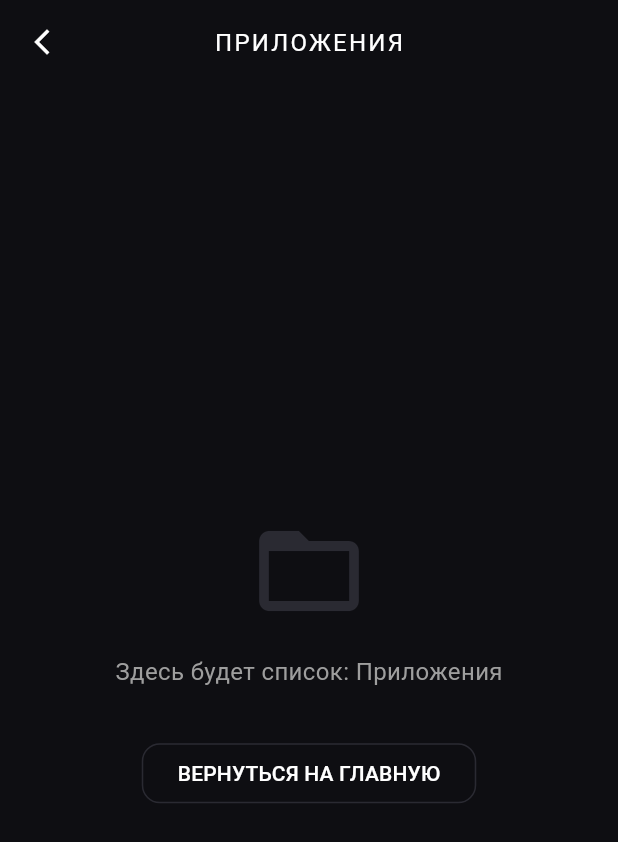
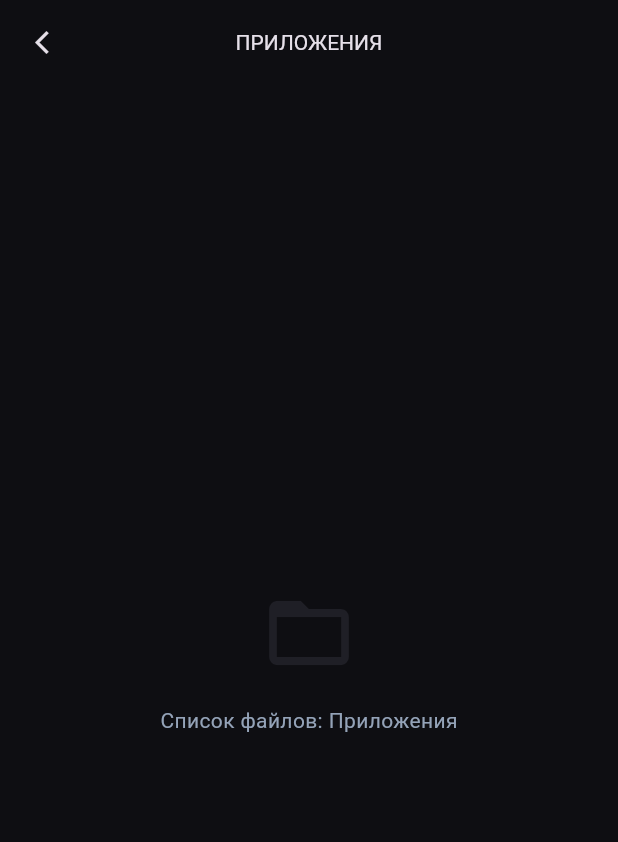
Before and after one commit to AlexBSCM/mem_view, a Flutter app: the screen it shows after launch, after a tap on "ОЧИСТИТЬ", after a tap on "Приложения", on a phone screen of 412 x 824 dp. Shown: the top 842 px of the screen. Run offline on Flutter 3.47's test engine with Material 3 defaults, Android fonts, the phone set to English and light mode, and no system bars.

Commit message:
Добавили интерактив.

```diff
--- /dev/null
+++ b/lib/core/theme/app_colors.dart
@@ -0,0 +1,11 @@
+import 'package:flutter/material.dart';
+
+class AppColors {
+  static const Color background = Color(0xFF0E0E12);
+  static const Color accent = Color(0xFFA78BFA);
+  static const Color video = Color(0xFFF472B6);
+  static const Color photo = Color(0xFF60A5FA);
+  static const Color other = Color(0xFFFBBF24);
+  static const Color card = Color(0xFF1F1F26);
+  static const Color border = Color(0xFF2A2A32);
+}
--- a/lib/main.dart
+++ b/lib/main.dart
@@ -1,11 +1,44 @@
 import 'package:flutter/material.dart';
 
+// --- КОНСТАНТЫ ЦВЕТОВ (Архитектурный этап 1) ---
+class AppColors {
+  static const Color background = Color(0xFF0E0E12);
+  static const Color card = Color(0xFF1F1F26);
+  static const Color accent = Color(0xFFA78BFA); // Фиолетовый
+  static const Color video = Color(0xFFF472B6); // Розовый
+  static const Color photo = Color(0xFF60A5FA); // Голубой
+  static const Color apps = Color(0xFFA78BFA); // Фиолетовый
+  static const Color audio = Color(0xFF34D399); // Зеленый
+  static const Color docs = Color(0xFFFBBF24); // Желтый
+  static const Color other = Color(0xFF94A3B8); // Серый
+  static const Color textPrimary = Colors.white;
+  static const Color textSecondary = Color(0xFF94A3B8);
+  static const Color border = Color(0xFF2A2A32);
+}
+
 void main() {
-  runApp(
-    const MaterialApp(home: StorageScreen(), debugShowCheckedModeBanner: false),
+  runApp(const MemoryViewApp());
+}
+
+class MemoryViewApp extends StatelessWidget {
+  const MemoryViewApp({super.key});
+
+  @override
+  Widget build(BuildContext context) {
+    return MaterialApp(
+      title: 'Memory View',
+      debugShowCheckedModeBanner: false,
+      theme: ThemeData(
+        brightness: Brightness.dark,
+        scaffoldBackgroundColor: AppColors.background,
+        fontFamily: 'sans-serif',
+      ),
+      home: const StorageScreen(),
     );
   }
+}
 
+// --- ГЛАВНЫЙ ЭКРАН (Архитектурный этап 3) ---
 class StorageScreen extends StatefulWidget {
   const StorageScreen({super.key});
 
@@ -14,19 +47,26 @@ class StorageScreen extends StatefulWidget {
 }
 
 class _StorageScreenState extends State<StorageScreen> {
-  double usedGB = 178.4;
+  // Данные (в будущем будут приходить из StorageRepository)
+  double usedGB = 168.4;
   final double totalGB = 256.0;
 
   @override
   Widget build(BuildContext context) {
+    final double freeGB = totalGB - usedGB;
+    final double freeProgress = freeGB / totalGB;
+
     return Scaffold(
-      backgroundColor: const Color(0xFF0E0E12),
       appBar: AppBar(
         backgroundColor: Colors.transparent,
         elevation: 0,
         title: const Text(
           'ХРАНИЛИЩЕ',
-          style: TextStyle(fontSize: 16, letterSpacing: 2, color: Colors.white),
+          style: TextStyle(
+            fontSize: 14,
+            fontWeight: FontWeight.bold,
+            letterSpacing: 2,
+          ),
         ),
         centerTitle: true,
       ),
@@ -35,10 +75,13 @@ class _StorageScreenState extends State<StorageScreen> {
         child: Column(
           children: [
             const SizedBox(height: 20),
-            _buildChart(),
+            // Центрированное кольцо (StorageRing)
+            _buildStorageRing(freeGB, freeProgress),
             const SizedBox(height: 40),
+            // Карточка быстрой очистки
             _buildActionCard(),
             const SizedBox(height: 40),
+            // Секция категорий
             _buildCategorySection(),
           ],
         ),
@@ -46,10 +89,7 @@ class _StorageScreenState extends State<StorageScreen> {
     );
   }
 
-  Widget _buildChart() {
-    double freeGB = totalGB - usedGB;
-    double freePercent = freeGB / totalGB;
-
+  Widget _buildStorageRing(double freeGB, double progress) {
     return Stack(
       alignment: Alignment.center,
       children: [
@@ -57,10 +97,10 @@ class _StorageScreenState extends State<StorageScreen> {
           width: 260,
           height: 260,
           child: CircularProgressIndicator(
-            value: freePercent,
+            value: progress,
             strokeWidth: 12,
-            backgroundColor: const Color(0xFF1F1F26),
-            valueColor: const AlwaysStoppedAnimation<Color>(Color(0xFFA78BFA)),
+            backgroundColor: AppColors.card,
+            valueColor: const AlwaysStoppedAnimation<Color>(AppColors.accent),
           ),
         ),
         Positioned(
@@ -73,45 +113,45 @@ class _StorageScreenState extends State<StorageScreen> {
                 style: const TextStyle(
                   fontSize: 58,
                   fontWeight: FontWeight.bold,
-                  color: Colors.white,
                   height: 1.0,
                 ),
               ),
               const Text(
                 'ГБ СВОБОДНО',
                 style: TextStyle(
-                  color: Color(0xFFA78BFA),
-                  fontSize: 14,
+                  color: AppColors.accent,
+                  fontSize: 13,
                   fontWeight: FontWeight.w900,
-                  letterSpacing: 2,
+                  letterSpacing: 1.5,
                 ),
               ),
             ],
           ),
         ),
         Positioned(
-          bottom: 50,
+          bottom: 55,
           child: Container(
-            padding: const EdgeInsets.symmetric(horizontal: 16, vertical: 8),
+            padding: const EdgeInsets.symmetric(horizontal: 14, vertical: 8),
             decoration: BoxDecoration(
-              color: const Color(0xFF131317),
+              color: AppColors.background,
               borderRadius: BorderRadius.circular(20),
-              border: Border.all(color: const Color(0xFF2A2A32), width: 1.5),
+              border: Border.all(color: AppColors.border),
             ),
             child: RichText(
               text: TextSpan(
-                style: const TextStyle(fontSize: 13, color: Colors.white),
+                style: const TextStyle(
+                  fontSize: 12,
+                  color: AppColors.textPrimary,
+                ),
                 children: [
+                  const TextSpan(text: 'Занято '),
                   TextSpan(
-                    text: 'Занято ${usedGB.toStringAsFixed(1)} ГБ ',
-                    style: const TextStyle(fontWeight: FontWeight.w800),
+                    text: '${usedGB.toStringAsFixed(1)} ГБ',
+                    style: const TextStyle(fontWeight: FontWeight.bold),
                   ),
                   TextSpan(
-                    text: 'из ${totalGB.toInt()} ГБ',
-                    style: TextStyle(
-                      color: Colors.grey.shade500,
-                      fontWeight: FontWeight.w600,
-                    ),
+                    text: ' из ${totalGB.toInt()} ГБ',
+                    style: const TextStyle(color: AppColors.textSecondary),
                   ),
                 ],
               ),
@@ -124,29 +164,31 @@ class _StorageScreenState extends State<StorageScreen> {
 
   Widget _buildActionCard() {
     return Container(
-      padding: const EdgeInsets.all(20),
+      padding: const EdgeInsets.all(16),
       decoration: BoxDecoration(
-        color: const Color(0xFF1F1F26),
+        color: AppColors.card,
         borderRadius: BorderRadius.circular(20),
       ),
       child: Row(
         children: [
-          const Icon(Icons.auto_fix_high, color: Color(0xFFA78BFA)),
-          const SizedBox(width: 16),
+          const Icon(Icons.auto_fix_high, color: AppColors.accent, size: 24),
+          const SizedBox(width: 12),
           const Expanded(
             child: Text(
               'Освободите место, удалив ненужное',
-              style: TextStyle(color: Colors.white, fontSize: 14),
+              style: TextStyle(fontSize: 13, color: AppColors.textPrimary),
             ),
           ),
           TextButton(
-            onPressed: () => setState(() {
-              if (usedGB > 50) usedGB -= 10.5;
-            }),
+            onPressed: () {
+              setState(() {
+                if (usedGB > 30) usedGB -= 12.5; // Эффект очистки
+              });
+            },
             child: const Text(
               'ОЧИСТИТЬ',
               style: TextStyle(
-                color: Color(0xFFA78BFA),
+                color: AppColors.accent,
                 fontWeight: FontWeight.bold,
               ),
             ),
@@ -163,68 +205,100 @@ class _StorageScreenState extends State<StorageScreen> {
         const Text(
           'ПО КАТЕГОРИЯМ',
           style: TextStyle(
-            color: Colors.grey,
-            fontSize: 12,
-            letterSpacing: 1.2,
+            color: AppColors.textSecondary,
+            fontSize: 11,
+            fontWeight: FontWeight.bold,
+            letterSpacing: 1,
           ),
         ),
-        const SizedBox(height: 24),
-        _buildCategoryItem('Приложения', '54 GB', 0.6, const Color(0xFFA78BFA)),
+        const SizedBox(height: 16),
         _buildCategoryItem(
-          'Фото и видео',
-          '82 GB',
-          0.8,
-          const Color(0xFFF472B6),
+          'Видео',
+          82.4,
+          AppColors.video,
+          Icons.videocam_outlined,
         ),
-        _buildCategoryItem('Другое', '42 GB', 0.4, const Color(0xFFFBBF24)),
+        _buildCategoryItem('Фото', 12.1, AppColors.photo, Icons.image_outlined),
+        _buildCategoryItem(
+          'Приложения',
+          54.0,
+          AppColors.apps,
+          Icons.apps_outlined,
+        ),
+        _buildCategoryItem(
+          'Аудио',
+          4.2,
+          AppColors.audio,
+          Icons.audiotrack_outlined,
+        ),
+        _buildCategoryItem(
+          'Прочее',
+          15.7,
+          AppColors.other,
+          Icons.more_horiz_outlined,
+        ),
       ],
     );
   }
 
   Widget _buildCategoryItem(
     String title,
-    String size,
-    double progress,
+    double value,
     Color color,
+    IconData icon,
   ) {
+    // Честный расчет прогресса относительно общего объема (Этап 3)
+    final double progress = value / totalGB;
+
     return InkWell(
       onTap: () {
         Navigator.push(
           context,
           MaterialPageRoute(
-            builder: (context) => FilesScreen(categoryName: title),
+            builder: (context) => DetailsScreen(category: title),
           ),
         );
       },
+      borderRadius: BorderRadius.circular(12),
       child: Padding(
-        padding: const EdgeInsets.symmetric(vertical: 12),
+        padding: const EdgeInsets.symmetric(vertical: 12, horizontal: 4),
         child: Column(
           children: [
             Row(
               children: [
+                Icon(icon, color: color, size: 20),
+                const SizedBox(width: 12),
                 Text(
                   title,
-                  style: const TextStyle(color: Colors.white, fontSize: 16),
+                  style: const TextStyle(
+                    fontSize: 15,
+                    fontWeight: FontWeight.w500,
+                  ),
                 ),
                 const Spacer(),
                 Text(
-                  size,
-                  style: const TextStyle(
-                    color: Colors.white,
-                    fontWeight: FontWeight.bold,
-                  ),
+                  '${value.toStringAsFixed(1)} GB',
+                  style: const TextStyle(fontWeight: FontWeight.bold),
                 ),
               ],
             ),
-            const SizedBox(height: 12),
+            const SizedBox(height: 10),
             Container(
-              height: 6,
+              height: 5,
               width: double.infinity,
-              color: const Color(0xFF2A2A32),
+              decoration: BoxDecoration(
+                color: AppColors.card,
+                borderRadius: BorderRadius.circular(10),
+              ),
               child: FractionallySizedBox(
                 alignment: Alignment.centerLeft,
-                widthFactor: progress,
-                child: Container(color: color),
+                widthFactor: progress.clamp(0.0, 1.0),
+                child: Container(
+                  decoration: BoxDecoration(
+                    color: color,
+                    borderRadius: BorderRadius.circular(10),
+                  ),
+                ),
               ),
             ),
           ],
@@ -234,61 +308,39 @@ class _StorageScreenState extends State<StorageScreen> {
   }
 }
 
-class FilesScreen extends StatelessWidget {
-  final String categoryName;
-  const FilesScreen({super.key, required this.categoryName});
+// --- ЭКРАН ДЕТАЛЕЙ (Заглушка для этапа 4) ---
+class DetailsScreen extends StatelessWidget {
+  final String category;
+  const DetailsScreen({super.key, required this.category});
 
   @override
   Widget build(BuildContext context) {
     return Scaffold(
-      backgroundColor: const Color(0xFF0E0E12),
       appBar: AppBar(
         backgroundColor: Colors.transparent,
         elevation: 0,
-        // Явно задаем кнопку назад, чтобы она была белой
         leading: IconButton(
-          icon: const Icon(
-            Icons.arrow_back_ios_new,
-            color: Colors.white,
-            size: 20,
-          ),
-          onPressed: () => Navigator.pop(context), // Команда возврата
+          icon: const Icon(Icons.arrow_back_ios_new, size: 18),
+          onPressed: () => Navigator.pop(context),
         ),
         title: Text(
-          categoryName.toUpperCase(),
-          style: const TextStyle(
-            color: Colors.white,
-            fontSize: 16,
-            letterSpacing: 1.5,
-          ),
+          category.toUpperCase(),
+          style: const TextStyle(fontSize: 14),
         ),
         centerTitle: true,
       ),
-      body: Column(
+      body: Center(
+        child: Column(
           mainAxisAlignment: MainAxisAlignment.center,
           children: [
-          const Center(
-            child: Icon(Icons.folder_open, size: 80, color: Color(0xFF2A2A32)),
-          ),
+            Icon(Icons.folder_open, size: 64, color: AppColors.card),
             const SizedBox(height: 16),
             Text(
-            'Здесь будет список: $categoryName',
-            style: const TextStyle(color: Colors.grey, fontSize: 16),
-          ),
-          const SizedBox(height: 32),
-          // Кнопка возврата также внутри контента для удобства
-          OutlinedButton(
-            onPressed: () => Navigator.pop(context),
-            style: OutlinedButton.styleFrom(
-              side: const BorderSide(color: Color(0xFF2A2A32)),
-              foregroundColor: Colors.white,
-              shape: RoundedRectangleBorder(
-                borderRadius: BorderRadius.circular(12),
-              ),
-            ),
-            child: const Text('ВЕРНУТЬСЯ НА ГЛАВНУЮ'),
+              'Список файлов: $category',
+              style: const TextStyle(color: AppColors.textSecondary),
             ),
           ],
+        ),
       ),
     );
   }
```
Lines whose indentation alone changed are shown as unchanged.
